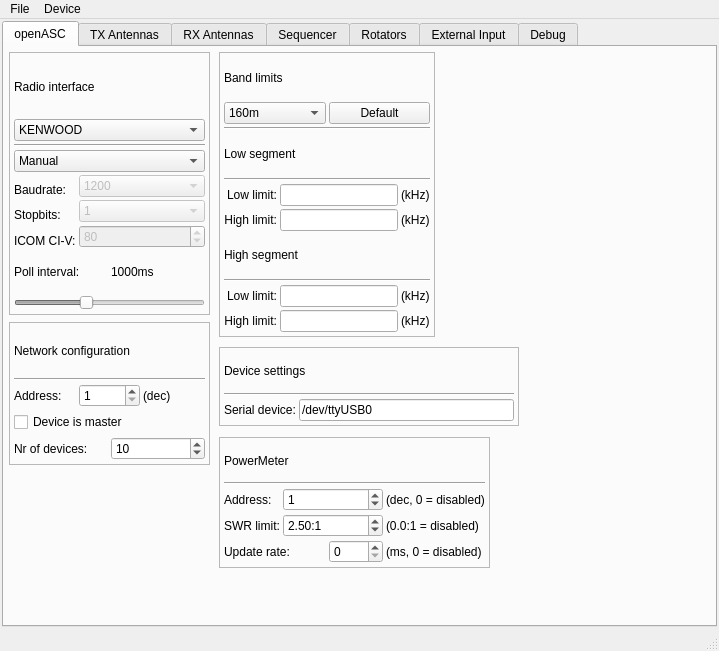
Before: the Qt Designer form c/openASC_Configurator/ui/mainwindow.ui in thegeek82000/openasc, drawn with Qt 5.
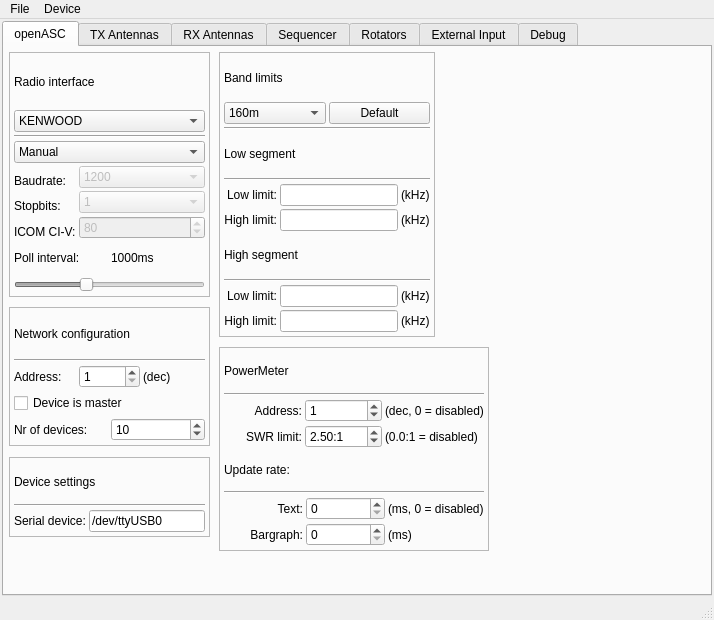
After: the same form once the commit is applied.

Patch:
```diff
--- a/c/openASC_Configurator/ui/mainwindow.ui
+++ b/c/openASC_Configurator/ui/mainwindow.ui
@@ -6,8 +6,8 @@
    <rect>
     <x>0</x>
     <y>0</y>
-    <width>719</width>
-    <height>651</height>
+    <width>714</width>
+    <height>620</height>
    </rect>
   </property>
   <property name="windowTitle">
@@ -48,7 +48,7 @@
           <x>5</x>
           <y>5</y>
           <width>201</width>
-          <height>263</height>
+          <height>245</height>
          </rect>
         </property>
         <property name="frameShape">
@@ -321,9 +321,9 @@
         <property name="geometry">
          <rect>
           <x>5</x>
-          <y>275</y>
+          <y>260</y>
           <width>201</width>
-          <height>143</height>
+          <height>139</height>
          </rect>
         </property>
         <property name="frameShape">
@@ -424,10 +424,10 @@
        <widget class="QFrame" name="frameDeviceConfiguration">
         <property name="geometry">
          <rect>
-          <x>215</x>
-          <y>300</y>
-          <width>300</width>
-          <height>79</height>
+          <x>5</x>
+          <y>410</y>
+          <width>201</width>
+          <height>80</height>
          </rect>
         </property>
         <property name="frameShape">
@@ -695,9 +695,9 @@
         <property name="geometry">
          <rect>
           <x>215</x>
-          <y>390</y>
-          <width>271</width>
-          <height>131</height>
+          <y>300</y>
+          <width>270</width>
+          <height>204</height>
          </rect>
         </property>
         <property name="frameShape">
@@ -706,7 +706,7 @@
         <property name="frameShadow">
          <enum>QFrame::Raised</enum>
         </property>
-        <layout class="QVBoxLayout" name="verticalLayout_12">
+        <layout class="QVBoxLayout" name="verticalLayout_13">
          <item>
           <widget class="QLabel" name="labelPowerMeter">
            <property name="text">
@@ -731,9 +731,12 @@
              <property name="text">
               <string>Address:</string>
              </property>
+             <property name="alignment">
+              <set>Qt::AlignRight|Qt::AlignTrailing|Qt::AlignVCenter</set>
+             </property>
             </widget>
            </item>
-           <item row="0" column="1" colspan="2">
+           <item row="0" column="1">
             <widget class="QSpinBox" name="spinBoxPowerMeterAddress">
              <property name="minimum">
               <number>0</number>
@@ -746,7 +749,7 @@
              </property>
             </widget>
            </item>
-           <item row="0" column="3">
+           <item row="0" column="2">
             <widget class="QLabel" name="labelPowerMeterAddressDec">
              <property name="text">
               <string>(dec, 0 = disabled)</string>
@@ -758,9 +761,12 @@
              <property name="text">
               <string>SWR limit:</string>
              </property>
+             <property name="alignment">
+              <set>Qt::AlignRight|Qt::AlignTrailing|Qt::AlignVCenter</set>
+             </property>
             </widget>
            </item>
-           <item row="1" column="1" colspan="2">
+           <item row="1" column="1">
             <widget class="QDoubleSpinBox" name="doubleSpinBoxPowerMeterSWR">
              <property name="suffix">
               <string>:1</string>
@@ -776,15 +782,49 @@
              </property>
             </widget>
            </item>
-           <item row="2" column="0" colspan="2">
+           <item row="1" column="2">
+            <widget class="QLabel" name="label">
+             <property name="text">
+              <string>(0.0:1 = disabled)</string>
+             </property>
+            </widget>
+           </item>
+          </layout>
+         </item>
+         <item>
             <widget class="QLabel" name="labelPowerMeterAddress_2">
              <property name="text">
               <string>Update rate:</string>
              </property>
-            </widget>
-           </item>
-           <item row="2" column="2">
-            <widget class="QSpinBox" name="spinBoxPowerMeterUpdateRate">
+           <property name="alignment">
+            <set>Qt::AlignLeading|Qt::AlignLeft|Qt::AlignVCenter</set>
+           </property>
+          </widget>
+         </item>
+         <item>
+          <widget class="Line" name="line_10">
+           <property name="lineWidth">
+            <number>1</number>
+           </property>
+           <property name="orientation">
+            <enum>Qt::Horizontal</enum>
+           </property>
+          </widget>
+         </item>
+         <item>
+          <layout class="QGridLayout" name="gridLayout_14">
+           <item row="0" column="0">
+            <widget class="QLabel" name="labelPowerMeterUpdateRateText">
+             <property name="text">
+              <string>Text:</string>
+             </property>
+             <property name="alignment">
+              <set>Qt::AlignRight|Qt::AlignTrailing|Qt::AlignVCenter</set>
+             </property>
+            </widget>
+           </item>
+           <item row="0" column="1">
+            <widget class="QSpinBox" name="spinBoxPowerMeterUpdateRateText">
              <property name="minimum">
               <number>0</number>
              </property>
@@ -799,17 +839,43 @@
              </property>
             </widget>
            </item>
-           <item row="2" column="3">
-            <widget class="QLabel" name="labelPowerMeterAddressDec_2">
+           <item row="0" column="2">
+            <widget class="QLabel" name="labelPowerMeterUpdateRateTextDec">
              <property name="text">
               <string>(ms, 0 = disabled)</string>
              </property>
             </widget>
            </item>
-           <item row="1" column="3">
-            <widget class="QLabel" name="label">
+           <item row="1" column="0">
+            <widget class="QLabel" name="labelPowerMeterUpdateRateBargraph">
              <property name="text">
-              <string>(0.0:1 = disabled)</string>
+              <string>Bargraph:</string>
+             </property>
+             <property name="alignment">
+              <set>Qt::AlignRight|Qt::AlignTrailing|Qt::AlignVCenter</set>
+             </property>
+            </widget>
+           </item>
+           <item row="1" column="1">
+            <widget class="QSpinBox" name="spinBoxPowerMeterUpdateRateBargraph">
+             <property name="minimum">
+              <number>0</number>
+             </property>
+             <property name="maximum">
+              <number>5000</number>
+             </property>
+             <property name="singleStep">
+              <number>100</number>
+             </property>
+             <property name="value">
+              <number>0</number>
+             </property>
+            </widget>
+           </item>
+           <item row="1" column="2">
+            <widget class="QLabel" name="labelPowerMeterUpdateRateBargraphDec">
+             <property name="text">
+              <string>(ms)</string>
              </property>
             </widget>
            </item>
@@ -1744,6 +1810,8 @@
          <property name="checked">
           <bool>false</bool>
          </property>
+         <layout class="QVBoxLayout" name="verticalLayout_12">
+          <item>
          <widget class="QGroupBox" name="groupBoxSequencerPTTRadio">
           <property name="geometry">
            <rect>
@@ -2078,6 +2146,8 @@
            </layout>
           </widget>
          </widget>
+          </item>
+         </layout>
         </widget>
         <widget class="QComboBox" name="comboBoxSequencerSelect">
          <property name="geometry">
@@ -3186,7 +3256,7 @@
     <rect>
      <x>0</x>
      <y>0</y>
-     <width>719</width>
+     <width>714</width>
      <height>23</height>
     </rect>
    </property>
```
Left out of the diff: 50 changed lines with no effect on the pictures. Lines whose indentation alone changed are shown as unchanged.
